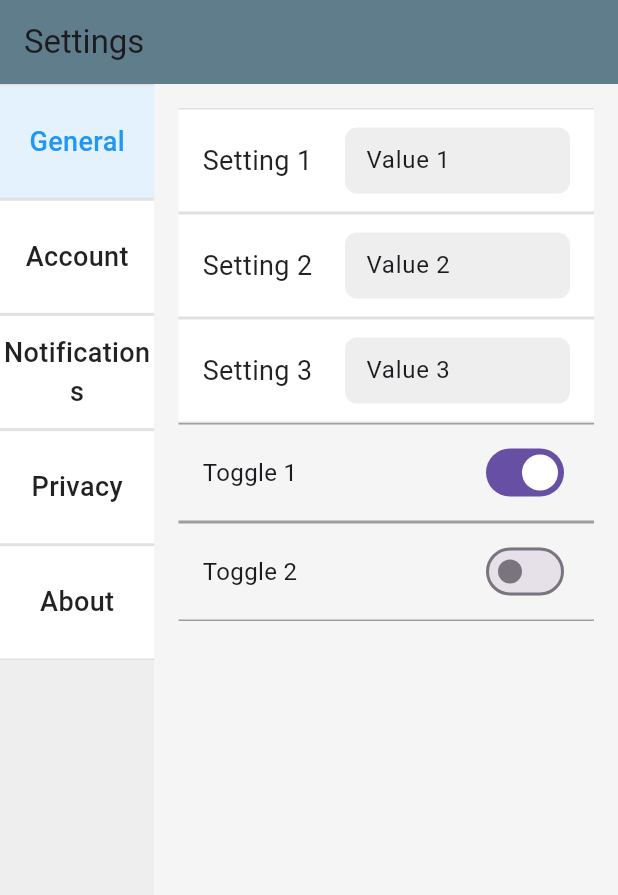
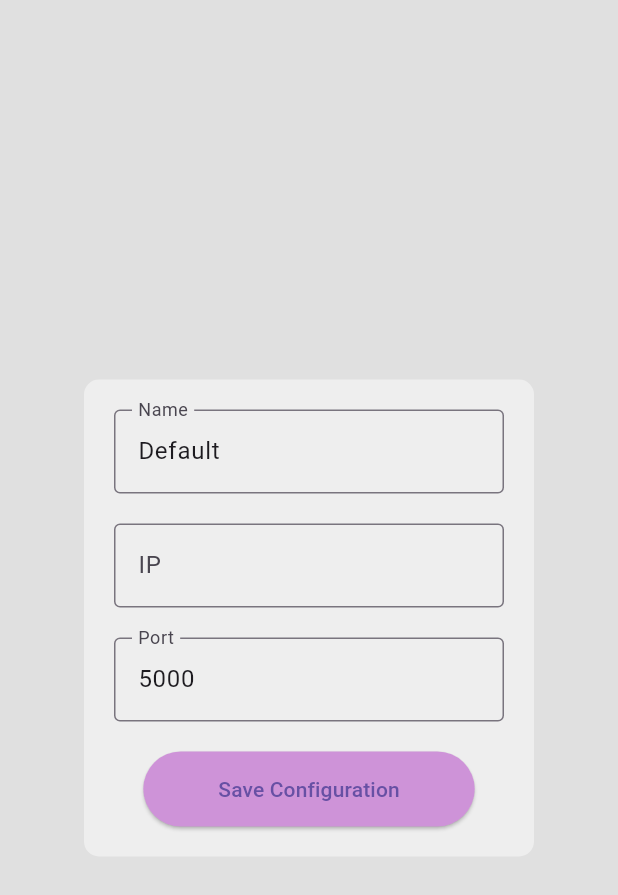
Before and after one commit to MarkMulvenna/voxpad, a Flutter app: the screen it shows after launch, on a phone screen of 412 x 824 dp. Shown: the top 895 px of the screen. Run offline on Flutter 3.47's test engine with Material 3 defaults, Android fonts, the phone set to English and light mode, and no system bars; our stand-ins replace marquee, shared_preferences; missing offline and left inert: network_info_plus.

Commit message:
Added back button widget Added basic navigation Change to Server Config handling with ServerConfigurationService.dart connection_screen.dart attempted a connection and ran successfully.

```diff
--- a/lib/logic/data/objects/TaskExtenders/Setting.dart
+++ b/lib/logic/data/objects/TaskExtenders/Setting.dart
@@ -10,7 +10,7 @@ class Setting {
   String description;
   SettingCategory category;
   String? value;
-  bool? settingOn;  // Corrected to bool
+  bool? settingOn;
 
   Setting(this.id, this.name, this.description, this.category, this.value, this.settingOn);
 
--- a/lib/logic/services/NetworkService.dart
+++ b/lib/logic/services/NetworkService.dart
@@ -4,31 +4,46 @@ import 'package:network_info_plus/network_info_plus.dart';
 class NetworkService {
   static Future<String> getIPAddress() async {
     try {
+      if (Platform.isAndroid || Platform.isIOS) {
+        return _getWifiIPAddress();
+      } else {
+        return _getLocalIPAddress();
+      }
+    } catch (e) {
+      throw Exception('Failed to get IP address: $e');
+    }
+  }
+
+  static Future<String> _getWifiIPAddress() async {
     final networkInfo = NetworkInfo();
-      if (Platform.isAndroid || Platform.isIOS) {
-        final wifiName = await networkInfo.getWifiName();
     final wifiIP = await networkInfo.getWifiIP();
-        if (wifiName != null && wifiIP != null) {
-          return wifiIP;
+    return wifiIP ?? 'Unknown';
   }
-      } else {
+
+  static Future<String> _getLocalIPAddress() async {
+    try {
       final interfaces = await NetworkInterface.list(
         includeLoopback: false,
         includeLinkLocal: true,
       );
+
+      // Find the first IPv4 address that is not loopback and not link local
       final interface = interfaces.firstWhere(
-              (interface) =>
-          interface.name.contains('en') || interface.name.contains('wl'),
+            (interface) => interface.addresses.any(
+                (address) => address.type == InternetAddressType.IPv4 &&
+                !address.isLoopback && !address.isLinkLocal
+        ),
+        orElse: () => throw Exception('No suitable network interface found'),
       );
+
       final address = interface.addresses.firstWhere(
             (address) => address.type == InternetAddressType.IPv4,
         orElse: () => InternetAddress('0.0.0.0'), // Return an empty address
       );
+
       return address.address;
-      }
-      return 'Unknown';
     } catch (e) {
-      throw Exception('Failed to get IP address: $e');
+      throw Exception('Failed to get local IP address: $e');
     }
   }
 }
--- a/lib/logic/services/SharedPreferencesService.dart
+++ b/lib/logic/services/SharedPreferencesService.dart
@@ -17,7 +17,6 @@ class SharedPreferencesService {
     List<String>: (SharedPreferences prefs, String key) => prefs.getStringList(key),
   };
 
-  // Save a value (string, int, bool, double, List<String>)
   static Future<void> saveValue<T>(String key, T value) async {
     final prefs = await SharedPreferences.getInstance();
     final saveFunction = _saveValueFunctions[T];
@@ -28,7 +27,6 @@ class SharedPreferencesService {
     }
   }
 
-  // Retrieve a value (string, int, bool, double, List<String>)
   static Future<T?> getValue<T>(String key) async {
     final prefs = await SharedPreferences.getInstance();
     final getFunction = _getValueFunctions[T];
@@ -39,13 +37,11 @@ class SharedPreferencesService {
     }
   }
 
-  // Remove a specific key-value pair
   static Future<void> remove(String key) async {
     final prefs = await SharedPreferences.getInstance();
     await prefs.remove(key);
   }
 
-  // Clear all key-value pairs
   static Future<void> clear() async {
     final prefs = await SharedPreferences.getInstance();
     await prefs.clear();
--- a/lib/main.dart
+++ b/lib/main.dart
@@ -1,5 +1,5 @@
 import 'package:flutter/material.dart';
-import 'package:vox_pad/user_interface/screens/settings_screen.dart';
+import 'package:vox_pad/user_interface/screens/connection_screen.dart'; // Import your connection_screen.dart file
 
 void main() {
   runApp(MyApp());
@@ -13,7 +13,7 @@ class MyApp extends StatelessWidget {
         primarySwatch: Colors.blueGrey,
         visualDensity: VisualDensity.adaptivePlatformDensity,
       ),
-      home: SettingsScreen(),
+      home: ModifyConnectionScreen(), // Update to ConnectionScreen()
     );
   }
 }
--- /dev/null
+++ b/lib/user_interface/screens/connection_screen.dart
@@ -0,0 +1,108 @@
+import 'package:flutter/material.dart';
+import 'package:vox_pad/logic/data/objects/ServerConfiguration.dart';
+import 'package:vox_pad/logic/services/SharedPreferencesService.dart';
+import '../../logic/services/NetworkService.dart';
+
+class ModifyConnectionScreen extends StatefulWidget {
+  final String initialName;
+  final String initialIp;
+  final String initialPort;
+
+  const ModifyConnectionScreen({super.key,
+    this.initialName = 'Default',
+    this.initialIp = '',
+    this.initialPort = '5000',
+  });
+
+  @override
+  _ModifyConnectionScreenState createState() => _ModifyConnectionScreenState();
+}
+
+class _ModifyConnectionScreenState extends State<ModifyConnectionScreen> {
+  late TextEditingController _nameController;
+  late TextEditingController _ipController;
+  late TextEditingController _portController;
+
+  @override
+  void initState() {
+    super.initState();
+    _nameController = TextEditingController(text: widget.initialName);
+    _ipController = TextEditingController(text: widget.initialIp);
+    _portController = TextEditingController(text: widget.initialPort);
+    _loadIPAddress();
+  }
+
+  void _loadIPAddress() async {
+    try {
+      String ipAddress = await NetworkService.getIPAddress();
+      setState(() {
+        _ipController.text = ipAddress;
+      });
+    } catch (e) {}
+  }
+
+  @override
+  void dispose() {
+    _nameController.dispose();
+    _ipController.dispose();
+    _portController.dispose();
+    super.dispose();
+  }
+
+  @override
+  Widget build(BuildContext context) {
+    return Scaffold(
+      backgroundColor: Colors.grey[300],
+      body: Center(
+        child: Container(
+          width: 300,
+          padding: const EdgeInsets.all(20),
+          decoration: BoxDecoration(
+            color: Colors.grey[200],
+            borderRadius: BorderRadius.circular(10),
+          ),
+          child: Column(
+            mainAxisSize: MainAxisSize.min,
+            children: [
+
+              _buildNetworkConfigurationTextbox('Name', _nameController, (value) {}),
+              const SizedBox(height: 20),
+
+              _buildNetworkConfigurationTextbox('IP', _ipController, (value) {}),
+              const SizedBox(height: 20),
+
+              _buildNetworkConfigurationTextbox('Port', _portController, (value) {}),
+              const SizedBox(height: 20),
+
+              ElevatedButton(
+                onPressed: () {
+                  //SaveConfiguration();
+                },
+                style: ElevatedButton.styleFrom(
+                  backgroundColor: Colors.purple[200],
+                  padding: const EdgeInsets.symmetric(vertical: 15, horizontal: 50),
+                ),
+                child: const Text('Save Configuration'),
+              ),
+            ],
+          ),
+        ),
+      ),
+    );
+  }
+
+  Widget _buildNetworkConfigurationTextbox(
+      String label,
+      TextEditingController controller,
+      ValueChanged<String> onChanged,
+      ) {
+    return TextField(
+      controller: controller,
+      onChanged: onChanged,
+      decoration: InputDecoration(
+        labelText: label,
+        border: const OutlineInputBorder(),
+      ),
+    );
+  }
+}
--- a/pubspec.yaml
+++ b/pubspec.yaml
@@ -18,6 +18,11 @@ dependencies:
   marquee: ^2.2.3
   network_info_plus: ^5.0.3
   permission_handler: ^9.0.0
+  multicast_dns: ^0.3.2+6
+  connectivity_plus: ^2.0.2
+  wifi_info_plugin_plus: ^2.0.2
+  fluttertoast: ^8.0.8
+
 
 dev_dependencies:
   flutter_test:
```
Also changed, not shown: lib/logic/services/ServerConfigurationService.dart (added, +50 -0 lines), lib/logic/services/WebsiteServices.dart (+6 -11 lines), lib/user_interface/screens/main_menu.dart (+6 -3 lines), lib/user_interface/screens/settings_screen.dart (+13 -2 lines), lib/user_interface/screens/sign_in_screen.dart (added, +59 -0 lines), lib/user_interface/widgets/back_button.dart (added, +26 -0 lines), pubspec.lock, 3 other files. Lines whose indentation alone changed are shown as unchanged.
